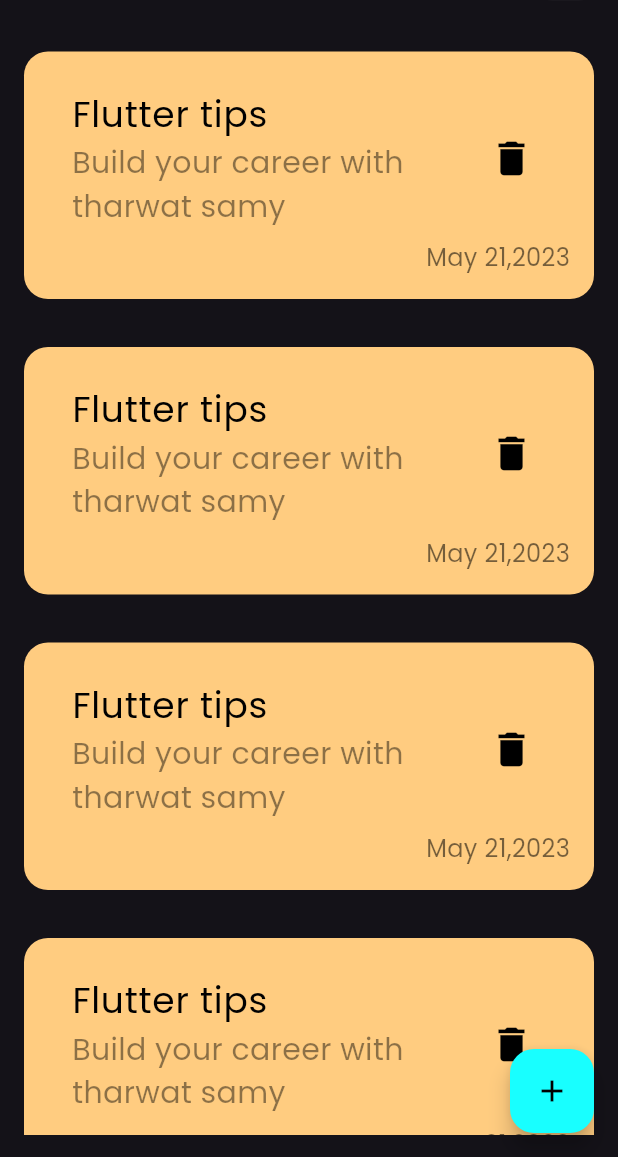
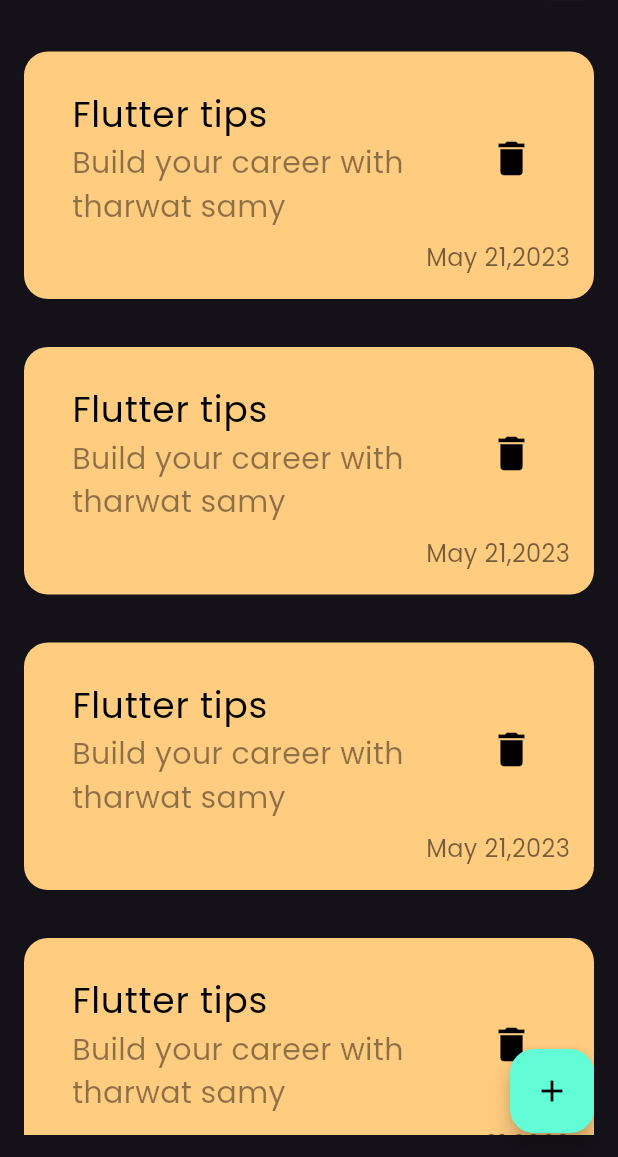
Before and after one commit to Aelna9dy/Notes-View, a Flutter app: the screen it shows after launch, on a phone screen of 412 x 824 dp, the part 79-1236 px from its top. Run offline on Flutter 3.47's test engine with Material 3 defaults, Android fonts, the phone set to English and light mode, and no system bars; our stand-ins replace google_fonts, hive, hive_flutter; accounts and stored records are empty; generated files the repository leaves out were written again.

Commit message:
first comment Create NotesView and Add Theme Create appBare Create Notes Items create Floating Action Button to add New Notes create page to edit notes add Hive package

```diff
--- /dev/null
+++ b/lib/Constant/constant.dart
@@ -0,0 +1,4 @@
+import 'dart:ui';
+
+const primaryColor = Color(0xff62FCD7);
+const kNotesBox = "note_box";
--- a/lib/Views/notes_view.dart
+++ b/lib/Views/notes_view.dart
@@ -1,4 +1,5 @@
 import 'package:flutter/material.dart';
+import 'package:notes_app/Constant/constant.dart';
 import 'package:notes_app/Views/widget/Notes_list_item.dart';
 import 'package:notes_app/Views/widget/add_note_bottom_sheet.dart';
 
@@ -36,7 +37,7 @@ class NotesView extends StatelessWidget {
         ],
       ),
       floatingActionButton: FloatingActionButton(
-        backgroundColor: Colors.cyanAccent,
+        backgroundColor: primaryColor,
         onPressed: () {
           showModalBottomSheet(
             context: context,
--- a/lib/Views/widget/Notes_list_item.dart
+++ b/lib/Views/widget/Notes_list_item.dart
@@ -11,7 +11,7 @@ class NotesListItem extends StatelessWidget {
       padding: const EdgeInsets.symmetric(vertical: 15),
       child: ListView.builder(
         itemBuilder: (context, index) => CustomNoteItems(),
-        itemCount: 5,
+        // itemCount: 5,
       ),
     );
   }
--- a/lib/Views/widget/add_note_bottom_sheet.dart
+++ b/lib/Views/widget/add_note_bottom_sheet.dart
@@ -18,7 +18,7 @@ class AddNoteBottomSheet extends StatelessWidget {
               height: 10,
             ),
             Container(
-              width: mediaQuery.width*0.5,
+              width: mediaQuery.width*0.3,
               height: mediaQuery.height*0.01,
               decoration: BoxDecoration(
                 color: Colors.grey,
--- a/lib/Views/widget/custom_text_field.dart
+++ b/lib/Views/widget/custom_text_field.dart
@@ -1,4 +1,5 @@
 import 'package:flutter/material.dart';
+import 'package:notes_app/Constant/constant.dart';
 
 class CustomTextField extends StatelessWidget {
   String hint;
@@ -15,11 +16,11 @@ class CustomTextField extends StatelessWidget {
       decoration: InputDecoration(
           hintText: hint,
           hintStyle: TextStyle(
-            color: Colors.cyanAccent,
+            color: primaryColor,
           ),
           enabledBorder: buildBorder(),
           border: buildBorder(),
-        focusedBorder: buildBorder(Colors.cyanAccent)
+        focusedBorder: buildBorder(primaryColor)
       ),
     );
   }
--- a/lib/main.dart
+++ b/lib/main.dart
@@ -1,8 +1,12 @@
 import 'package:flutter/material.dart';
+import 'package:hive_flutter/adapters.dart';
+import 'package:notes_app/Constant/constant.dart';
 import 'package:notes_app/Views/edit_note_view.dart';
 import 'package:notes_app/Views/notes_view.dart';
 
-void main() {
+void main() async{
+  await Hive.initFlutter();
+  await Hive.openBox(kNotesBox);
   runApp(const MyApp());
 }
 
```
Also changed, not shown: lib/Models/note_model.dart (+9 -1 lines), lib/Views/widget/custom_node_item.dart (+0 -18 lines).
